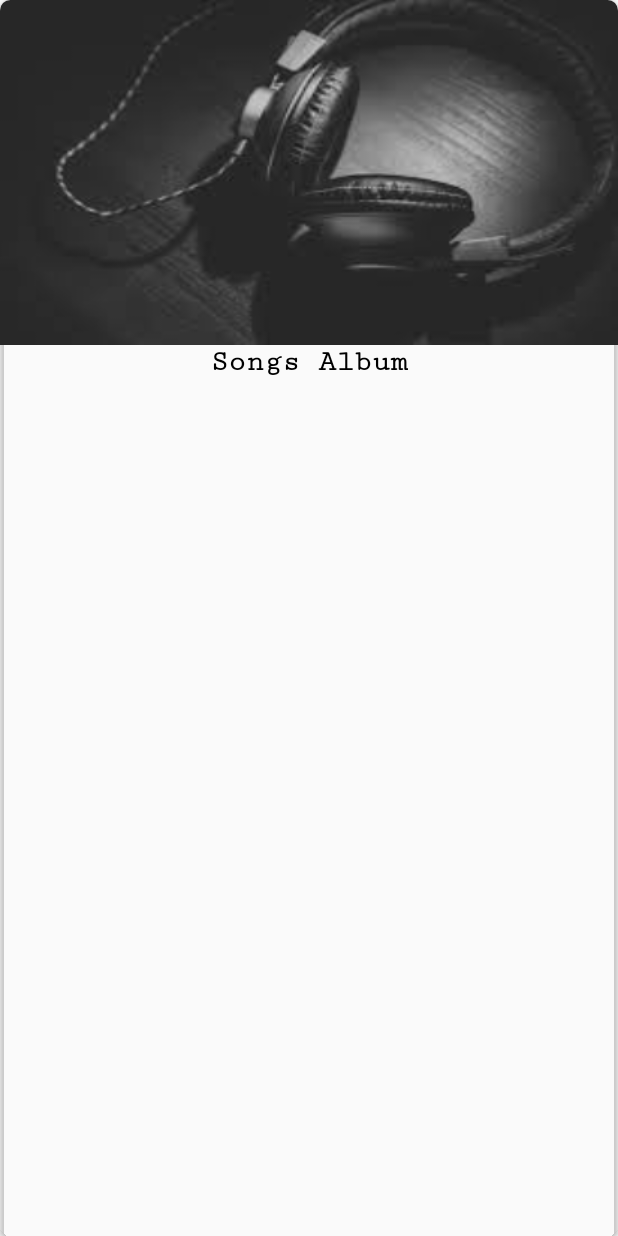
After one commit to FriendlyAmbar/SunoMusic, an Android app: the layout albums.xml on its own in the app's theme, with its tools: preview values and no code run, on a phone screen of 412 x 824 dp. The commit adds this screen. Run offline under Robolectric (Android 15) with nearby library versions, the phone set to English and light mode, and no system bars.

Commit message:
Added Album Section

```diff
--- a/app/build.gradle
+++ b/app/build.gradle
@@ -28,7 +28,9 @@ dependencies {
 
     compile 'com.android.support:appcompat-v7:25.3.0'
     compile 'com.android.support:design:25.3.0'
+    compile 'pl.droidsonroids.gif:android-gif-drawable:1.2.5'
     compile 'com.android.support:cardview-v7:25.3.0'
     compile 'com.android.support.constraint:constraint-layout:1.0.2'
+    compile 'com.sothree.slidinguppanel:library:3.3.1'
     testCompile 'junit:junit:4.12'
 }
--- a/app/src/main/AndroidManifest.xml
+++ b/app/src/main/AndroidManifest.xml
@@ -5,12 +5,14 @@
     <uses-permission android:name="android.permission.INTERNET" />
     <uses-permission android:name="android.permission.READ_EXTERNAL_STORAGE" />
     <uses-permission android:name="android.permission.MEDIA_CONTENT_CONTROL" />
+    <uses-permission android:name="android.permission.WAKE_LOCK"/>
 
     <application
         android:allowBackup="true"
         android:icon="@mipmap/ic_launcher"
+        android:background="?attr/selectableItemBackgroundBorderless"
         android:label="@string/app_name"
-        android:roundIcon="@mipmap/ic_launcher_round"
+        android:roundIcon="@drawable/music5"
         android:supportsRtl="true"
         android:theme="@style/AppTheme">
 
--- a/app/src/main/res/layout/activity_main.xml
+++ b/app/src/main/res/layout/activity_main.xml
@@ -17,7 +17,8 @@
         <android.support.design.widget.TabLayout
             android:id="@+id/tabs"
             android:layout_width="match_parent"
-            android:layout_height="wrap_content" />
+            android:layout_height="wrap_content"
+            />
 
 
     </android.support.design.widget.AppBarLayout>
--- /dev/null
+++ b/app/src/main/res/layout/albums.xml
@@ -0,0 +1,51 @@
+<?xml version="1.0" encoding="utf-8"?>
+
+<android.support.v7.widget.CardView xmlns:android="http://schemas.android.com/apk/res/android"
+    android:layout_width="match_parent"
+    android:layout_height="match_parent"
+    xmlns:app="http://schemas.android.com/apk/res-auto"
+    xmlns:card_view="http://schemas.android.com/tools"
+    android:clickable="true"
+    android:focusable="true"
+    android:backgroundTint="@color/transparent"
+    android:elevation="0dp"
+    app:cardCornerRadius="7dp"
+    android:orientation="vertical"
+    app:cardUseCompatPadding="false"
+    android:foreground="?android:attr/selectableItemBackground">
+
+    <LinearLayout
+        android:layout_width="match_parent"
+        android:layout_height="wrap_content"
+        android:orientation="vertical"
+        android:background="@color/transparent">
+
+        <ImageView
+            android:layout_width="match_parent"
+            android:layout_height="230dp"
+            android:id="@+id/albumImageView"
+            android:scaleType="fitXY"
+            android:padding="0dp"
+            android:layout_gravity="center"
+            android:background="?attr/selectableItemBackgroundBorderless"
+            android:src="@drawable/music4"
+            android:adjustViewBounds="true"/>
+
+
+        <TextView
+            android:layout_width="wrap_content"
+            android:background="@color/transparent"
+            android:layout_height="wrap_content"
+            android:id="@+id/song_album"
+            android:text="Songs Album"
+            android:textSize="20sp"
+            android:fontFamily="serif-monospace"
+            android:textColor="#000"
+            android:layout_gravity="center"
+            android:maxLines="1"
+            android:textStyle="bold"
+            />
+
+    </LinearLayout>
+
+</android.support.v7.widget.CardView>
--- a/app/src/main/res/layout/fragmentsongs.xml
+++ b/app/src/main/res/layout/fragmentsongs.xml
@@ -15,10 +15,6 @@
         android:layout_weight="88"
         android:divider="@android:color/transparent"
         android:dividerHeight="10dp"
-        android:paddingBottom="0dp"
-        android:paddingLeft="@dimen/activity_horizontal_margin"
-        android:paddingRight="@dimen/activity_horizontal_margin"
-        android:paddingTop="@dimen/activity_vertical_margin"
         >
     </ListView>
 
@@ -49,7 +45,7 @@
                      android:orientation="horizontal">
 
                      <ImageView
-                         android:layout_width="75dp"
+                         android:layout_width="80dp"
                          android:layout_height="70dp"
                          android:id="@+id/currentSongImage"
                          android:background="@drawable/music4" />
--- a/app/src/main/res/layout/songs.xml
+++ b/app/src/main/res/layout/songs.xml
@@ -52,7 +52,7 @@
                 android:layout_height="wrap_content"
                 android:id="@+id/song_artist"
                 android:textColor="#000"
-                android:textSize="11sp"/>
+                android:textSize="12sp"/>
 
         </LinearLayout>
 
--- a/app/src/main/res/values/colors.xml
+++ b/app/src/main/res/values/colors.xml
@@ -3,4 +3,6 @@
     <color name="colorPrimary">#3F51B5</color>
     <color name="colorPrimaryDark">#303F9F</color>
     <color name="colorAccent">#FF4081</color>
+    <color name="transparent">#00ffffff</color>
+    <color name="black_transparent">#53000000</color>
 </resources>
```
Also changed, not shown: app/src/main/java/com/ambar/musicplayerapp/MainActivity.java (+8 -11 lines), app/src/main/java/com/ambar/musicplayerapp/fragment/FragmentAlbums.java (+167 -3 lines), app/src/main/java/com/ambar/musicplayerapp/fragment/FragmentSongs.java (+26 -18 lines), app/src/main/res/drawable/customshape.xml (+6 -16 lines), app/src/main/res/layout/fragmentalbum.xml (+17 -4 lines), app/src/main/ic_launcher-web.png (added), app/src/main/res/drawable/music5.jpg (added), app/src/main/res/drawable/music52.jpg (added), app/src/main/res/mipmap-hdpi/ic_launcher.png, app/src/main/res/mipmap-mdpi/ic_launcher.png, app/src/main/res/mipmap-xhdpi/ic_launcher.png, app/src/main/res/mipmap-xxhdpi/ic_launcher.png, app/src/main/res/mipmap-xxxhdpi/ic_launcher.png.
